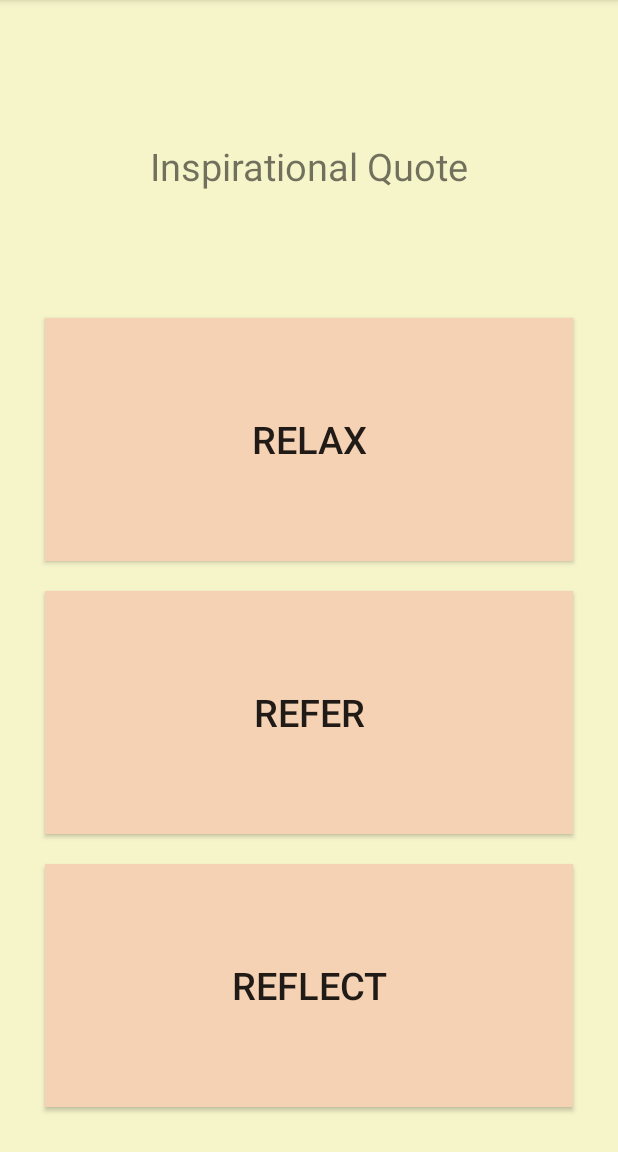
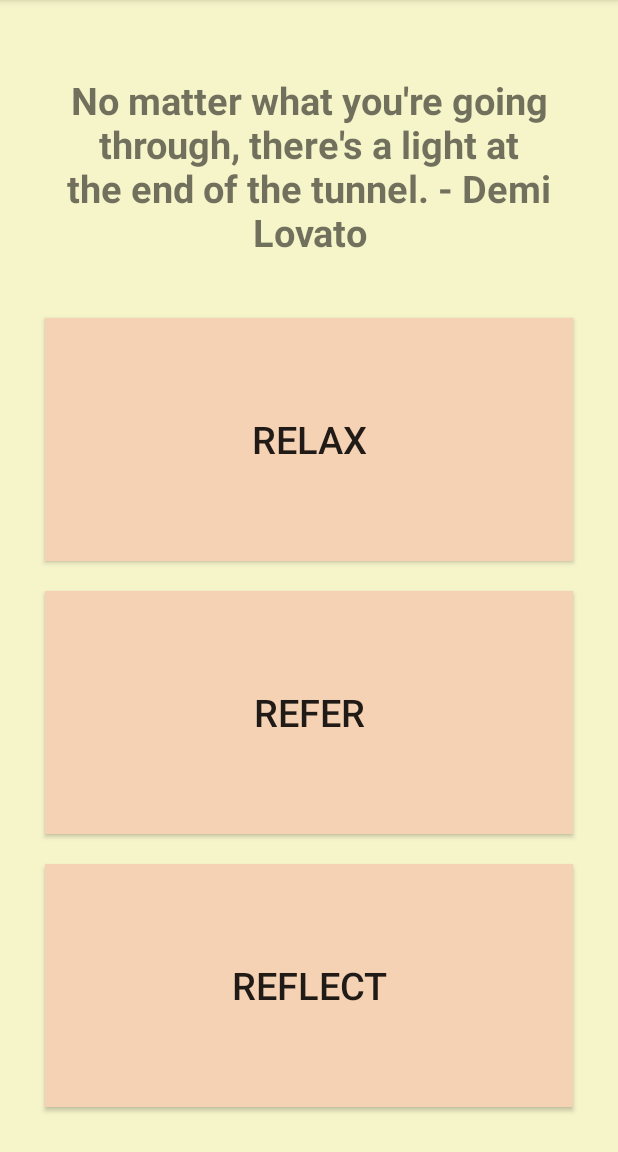
Before and after one commit to hamiltona21/RelaxReferReflect, an Android app: the screen it shows after launch (MainActivity), on a phone screen of 412 x 824 dp, the part 84-1236 px from its top. Run offline under Robolectric (Android 15) with nearby library versions, the phone set to English and light mode, and no system bars.

Commit message:
third commit

```diff
--- a/app/src/main/java/ashleyhamilton/honorsmobileapps/relaxreferreflect/MainActivity.java
+++ b/app/src/main/java/ashleyhamilton/honorsmobileapps/relaxreferreflect/MainActivity.java
@@ -3,12 +3,17 @@ package ashleyhamilton.honorsmobileapps.relaxreferreflect;
 import androidx.appcompat.app.AppCompatActivity;
 
 import android.os.Bundle;
+import android.widget.TextView;
 
 public class MainActivity extends AppCompatActivity {
-
+private String[] quotes={"Act as if what you do makes a difference. It does. - William James","Success is not final, failure is not fatal: it is the courage to continue that counts. - Winston Churchill","Never bend your head. Always hold it high. Look the world straight in the eye. - Helen Keller","What you get by achieving your goals is not as important as what you become by achieving your goals. - Zig Ziglar","Believe you can and you're halfway there. - Theodore Roosevelt","When you have a dream, you've got to grab it and never let go. - Carol Burnett","I can't change the direction of the wind, but I can adjust my sails to always reach my destination. - Jimmy Dean","No matter what you're going through, there's a light at the end of the tunnel. - Demi Lovato","It is our attitude at the beginning of a difficult task which, more than anything else, will affect its successful outcome. - William James","Life is like riding a bicycle. To keep your balance, you must keep moving. - Albert Einstein"};
     @Override
     protected void onCreate(Bundle savedInstanceState) {
         super.onCreate(savedInstanceState);
         setContentView(R.layout.activity_main);
+        TextView quote=findViewById(R.id.quoteSpot);
+        String toSet=quotes[(int)(10*Math.random())];
+        quote.setText(toSet);
+
     }
 }
--- a/app/src/main/res/layout/activity_main.xml
+++ b/app/src/main/res/layout/activity_main.xml
@@ -18,6 +18,8 @@
         android:textSize="25sp"
         android:layout_weight="1"
         android:layout_margin="10dp"
+        android:id="@+id/quoteSpot"
+        android:textStyle="bold"
         />
     <Button
         android:layout_width="match_parent"
```
